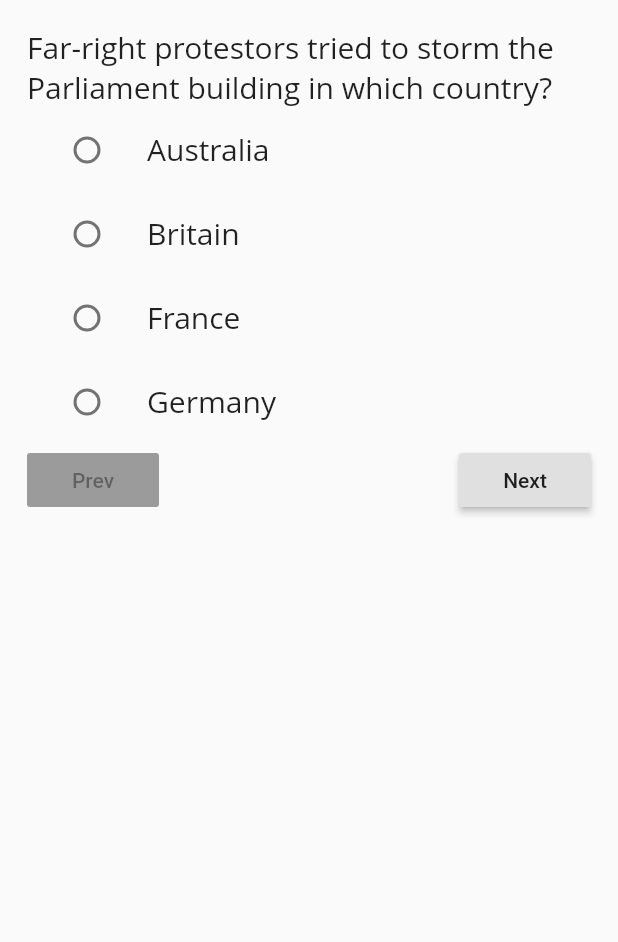
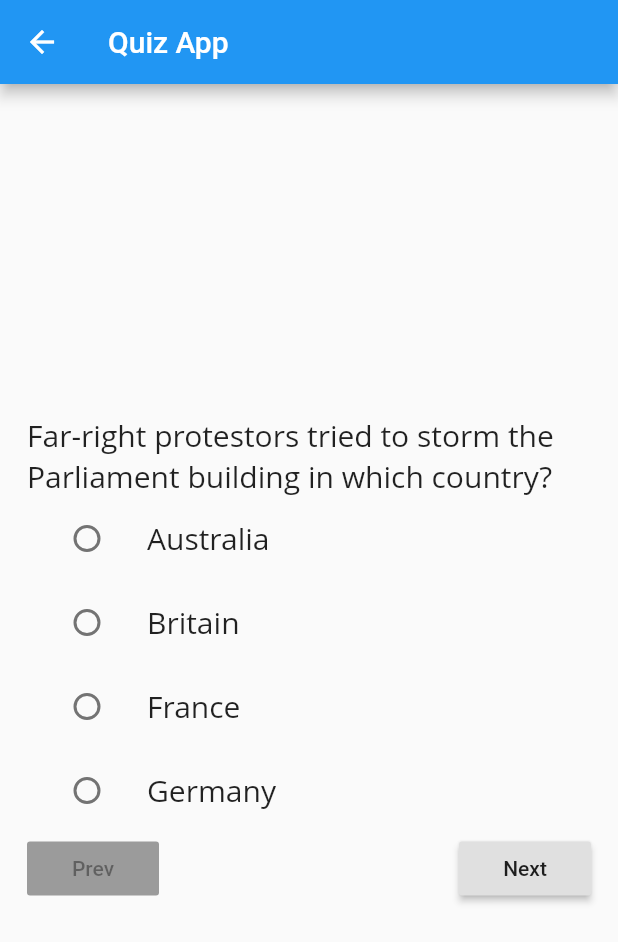
Before and after one commit to AjaySankar/assignment1, a Flutter app: the QuizCard screen opened directly, on a phone screen of 412 x 824 dp. Shown: the top 942 px of the screen. Run offline on Flutter 3.47's test engine with Material 2 defaults, Android fonts, the phone set to English and light mode, and no system bars; Roboto replaces fonts that are missing (Open Sans).

Commit message:
Encapsulated Quiz card in Scaffold

```diff
--- a/lib/main.dart
+++ b/lib/main.dart
@@ -25,8 +25,8 @@ class MyApp extends StatelessWidget {
             child: SingleChildScrollView(
               child: Column(
                 children: <Widget>[
-                  // PersonalInformationForm(),
-                  QuizCard(),
+                  PersonalInformationForm(),
+                  // QuizCard(),
                 ],
               ),
             ),
@@ -300,13 +300,18 @@ class QuizCardState extends State<QuizCard> {
   bool _didUserAnswer = false;
   Widget build(BuildContext context) {
     Question question = QuizManager().getQuestion(_questionId);
-    return Center(
+    return Scaffold(
+      appBar: AppBar(
+        title: Text("Quiz App"),
+      ),
+      body: Center(
           child: Container(
             margin: const EdgeInsets.all(10.0),
             // color: Colors.red[600],
             child: Padding(
               padding: const EdgeInsets.all(8.0),
               child: Column(
+                mainAxisAlignment: MainAxisAlignment.center,
                 children: [
                   Text(
                       question.getQuestion(),
@@ -362,6 +367,7 @@ class QuizCardState extends State<QuizCard> {
               ),
             ),
           ),
+        ),
     );
   }
 }
```
Lines whose indentation alone changed are shown as unchanged.
